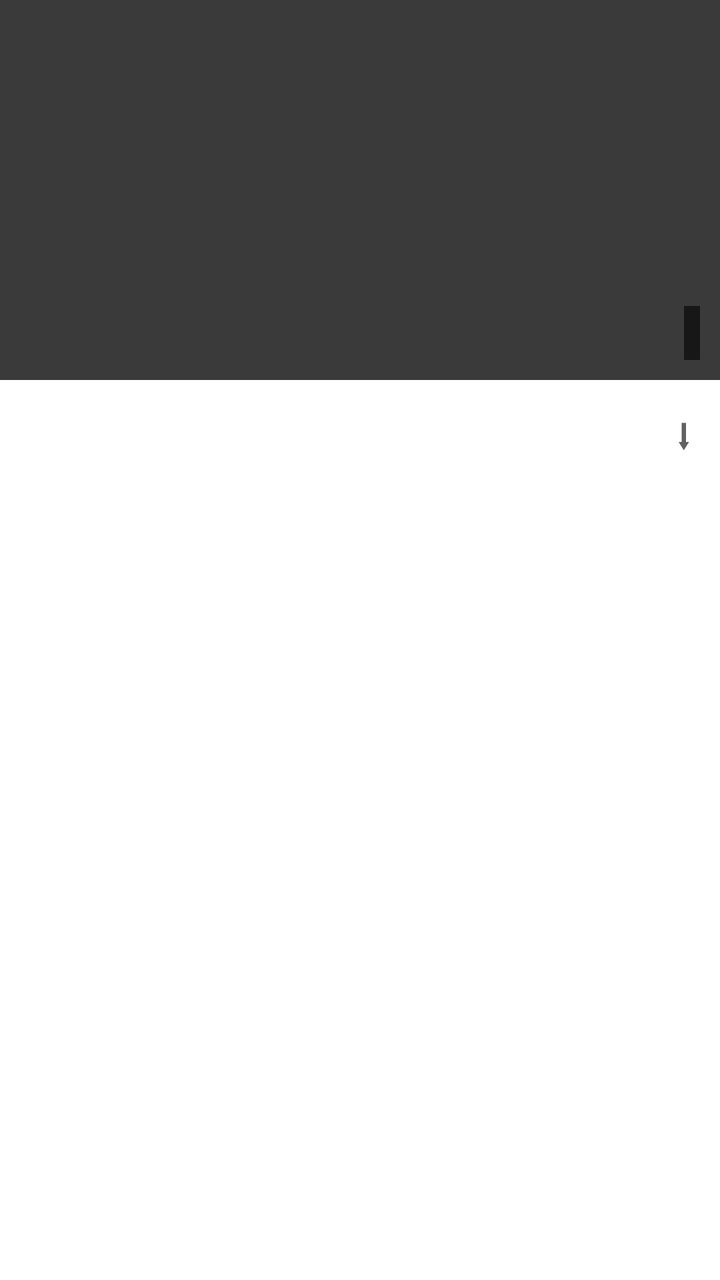
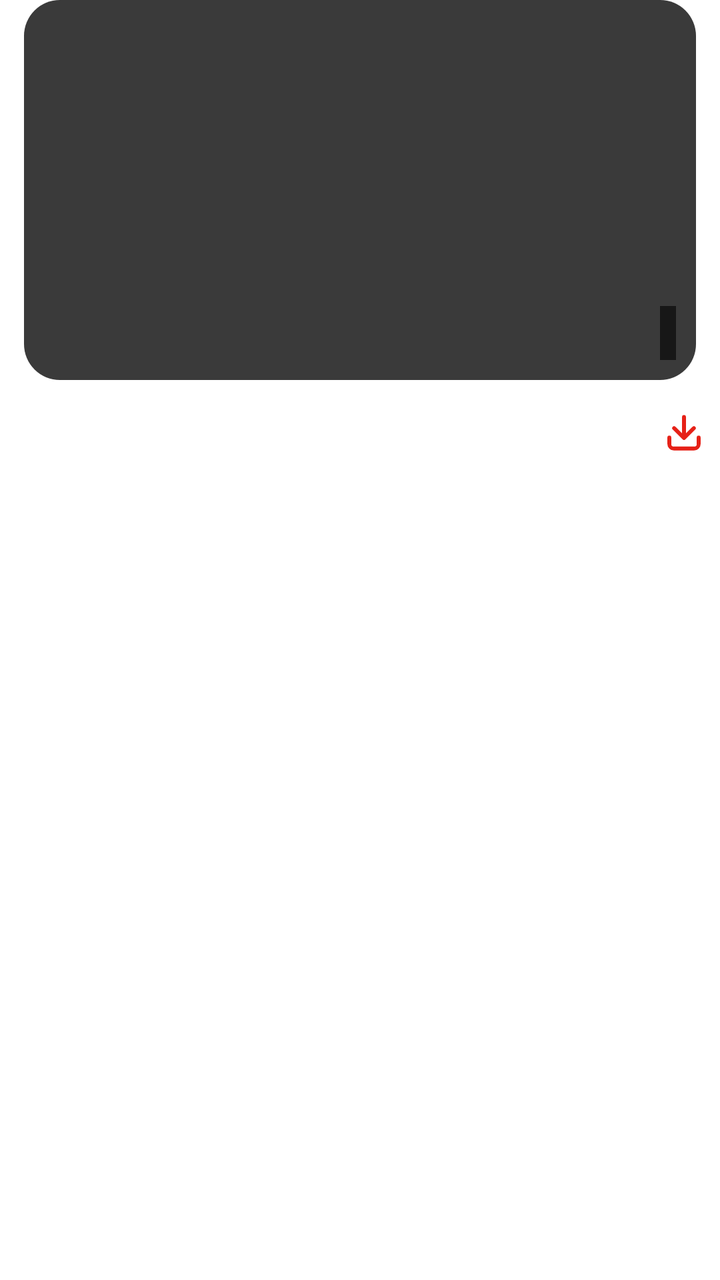

Screens rendered from an Android XML layout before and after an edit, with the pre-edit source and the edit as a unified diff.
<!-- AndroidManifest.xml: application theme Theme.Material3.Light.NoActionBar -->
<!-- res/layout/item_video.xml -->
<?xml version="1.0" encoding="utf-8"?>
<LinearLayout xmlns:android="http://schemas.android.com/apk/res/android"
    android:layout_width="match_parent"
    android:layout_height="wrap_content"
    android:orientation="vertical"
    android:paddingBottom="16dp">

    <FrameLayout
        android:layout_width="match_parent"
        android:layout_height="190dp"
        android:background="@color/card">

        <ImageView
            android:id="@+id/iv_thumb"
            android:layout_width="match_parent"
            android:layout_height="match_parent"
            android:scaleType="centerCrop"
            android:background="#3A3A3A" />

        <TextView
            android:id="@+id/tv_duration"
            android:layout_width="wrap_content"
            android:layout_height="wrap_content"
            android:layout_gravity="bottom|end"
            android:layout_margin="10dp"
            android:background="#99000000"
            android:padding="4dp"
            android:textColor="@color/white" />
    </FrameLayout>

    <LinearLayout
        android:layout_width="match_parent"
        android:layout_height="wrap_content"
        android:gravity="center_vertical"
        android:orientation="horizontal"
        android:paddingTop="8dp">

        <TextView
            android:id="@+id/tv_title"
            android:layout_width="0dp"
            android:layout_height="wrap_content"
            android:layout_weight="1"
            android:ellipsize="end"
            android:maxLines="2"
            android:minLines="2"
            android:textColor="@color/text_primary"
            android:textStyle="bold" />

        <TextView
            android:id="@+id/btn_item_download"
            android:layout_width="36dp"
            android:layout_height="36dp"
            android:layout_marginStart="12dp"
            android:layout_gravity="bottom"
            android:gravity="center"
            android:text="⬇"
            android:textSize="21sp"
            android:textColor="#616161"
            android:background="?attr/selectableItemBackgroundBorderless"
            android:clickable="true"
            android:focusable="true" />
    </LinearLayout>
</LinearLayout>
<!-- resources referenced by this layout -->
<resources>
  <color name="card">#FFFFFF</color>
  <color name="text_primary">#1A1A1A</color>
  <color name="white">#FFFFFF</color>
  <style name="Theme.Material3.Light.NoActionBar" parent="Theme.MaterialComponents.Light.NoActionBar">
          <item name="colorPrimary">@color/red_accent</item>
          <item name="colorPrimaryVariant">@color/red_accent</item>
          <item name="colorOnPrimary">@color/white</item>
          <item name="android:statusBarColor">@color/bg</item>
          <item name="android:windowLightStatusBar">true</item>
      </style>
  <color name="red_accent">#E62117</color>
  <color name="bg">#F8F8F8</color>
</resources>

<!-- the commit's change to res/layout/item_video.xml (unified diff, before → after) -->
@@ -8,7 +8,10 @@
     <FrameLayout
         android:layout_width="match_parent"
         android:layout_height="190dp"
-        android:background="@color/card">
+        android:layout_marginStart="12dp"
+        android:layout_marginEnd="12dp"
+        android:background="@drawable/bg_thumb"
+        android:clipToOutline="true">
 
         <ImageView
             android:id="@+id/iv_thumb"
@@ -46,16 +49,15 @@
             android:textColor="@color/text_primary"
             android:textStyle="bold" />
 
-        <TextView
+        <ImageView
             android:id="@+id/btn_item_download"
             android:layout_width="36dp"
             android:layout_height="36dp"
             android:layout_marginStart="12dp"
             android:layout_gravity="bottom"
-            android:gravity="center"
-            android:text="⬇"
-            android:textSize="21sp"
-            android:textColor="#616161"
+            android:padding="7dp"
+            android:src="@drawable/ic_download_red"
+            android:contentDescription="Download"
             android:background="?attr/selectableItemBackgroundBorderless"
             android:clickable="true"
             android:focusable="true" />
<!-- resource entries referenced after the edit -->
@@ -3,6 +3,39 @@
   <color name="card">#FFFFFF</color>
   <color name="text_primary">#1A1A1A</color>
   <color name="white">#FFFFFF</color>
+  <!-- drawable bg_thumb (drawable) -->
+  <?xml version="1.0" encoding="utf-8"?>
+  <shape xmlns:android="http://schemas.android.com/apk/res/android"
+      android:shape="rectangle">
+      <corners android:radius="18dp" />
+      <solid android:color="@color/card" />
+  </shape>
+  <!-- drawable ic_download_red (drawable) -->
+  <vector xmlns:android="http://schemas.android.com/apk/res/android"
+      android:width="24dp"
+      android:height="24dp"
+      android:viewportWidth="24"
+      android:viewportHeight="24">
+      <path
+          android:pathData="M12,3.8 L12,14.5"
+          android:strokeColor="#E62117"
+          android:strokeWidth="2.1"
+          android:strokeLineCap="round" />
+      <path
+          android:pathData="M6.6,9.9 L12,15.3 L17.4,9.9"
+          android:fillColor="@android:color/transparent"
+          android:strokeColor="#E62117"
+          android:strokeWidth="2.1"
+          android:strokeLineCap="round"
+          android:strokeLineJoin="round" />
+      <path
+          android:pathData="M4,15 L4,18.6 A2.4,2.4 0 0,0 6.4,21 L17.6,21 A2.4,2.4 0 0,0 20,18.6 L20,15"
+          android:fillColor="@android:color/transparent"
+          android:strokeColor="#E62117"
+          android:strokeWidth="2.1"
+          android:strokeLineCap="round"
+          android:strokeLineJoin="round" />
+  </vector>
   <style name="Theme.Material3.Light.NoActionBar" parent="Theme.MaterialComponents.Light.NoActionBar">
           <item name="colorPrimary">@color/red_accent</item>
           <item name="colorPrimaryVariant">@color/red_accent</item>
